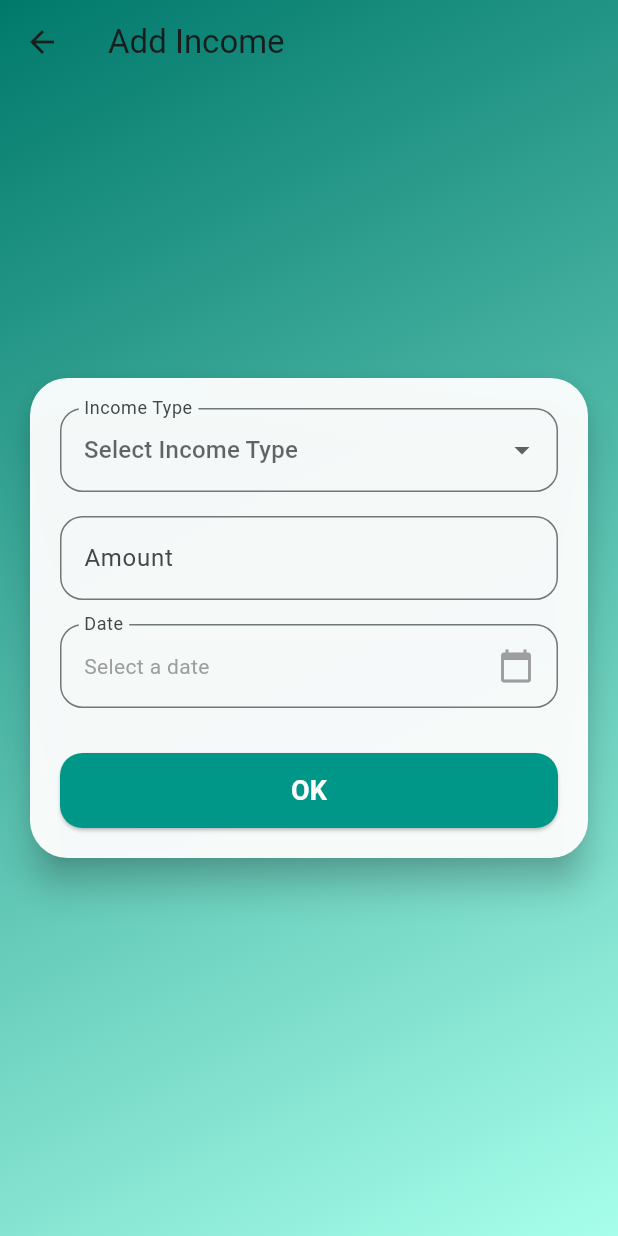
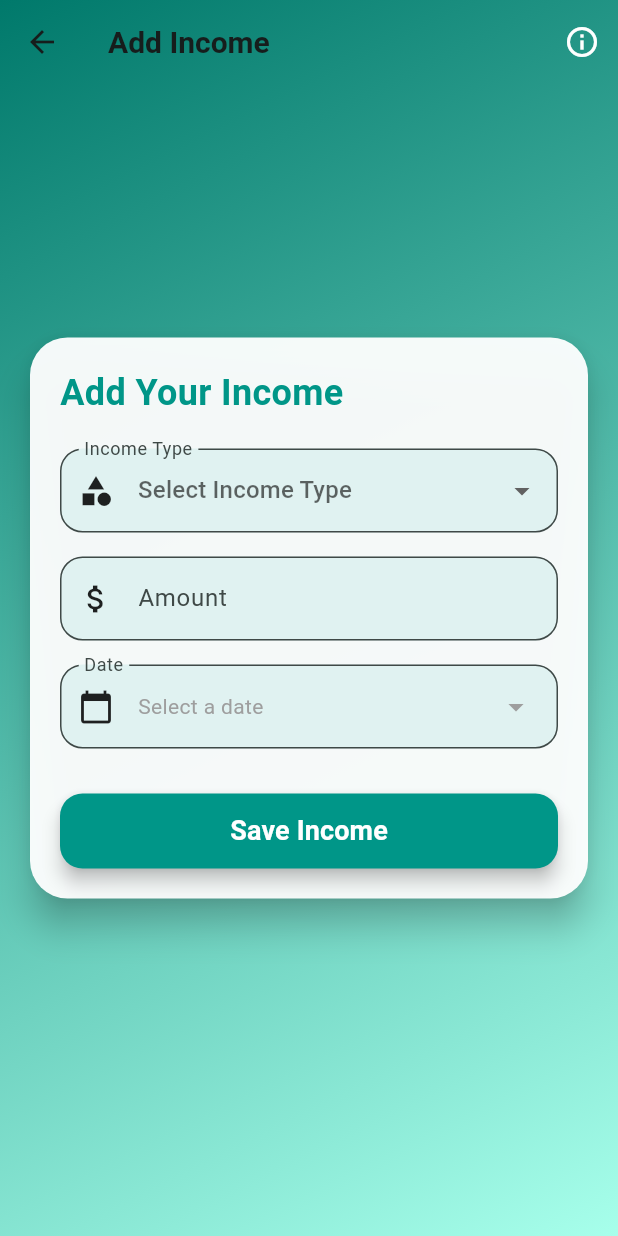
Before and after one commit to DuminduMalinga/first_project, a Flutter app: the IncomeScreen screen opened directly, on a phone screen of 412 x 824 dp. Run offline on Flutter 3.47's test engine with Material 3 defaults, Android fonts, the phone set to English and light mode, and no system bars; our stand-ins replace firebase_core, font_awesome_flutter; accounts and stored records are empty.

Commit message:
Adding Icons to Income interface

```diff
--- a/lib/screens/Income_screen.dart
+++ b/lib/screens/Income_screen.dart
@@ -31,7 +31,7 @@ class _IncomeScreenState extends State<IncomeScreen>
       duration: const Duration(milliseconds: 500),
       vsync: this,
     );
-    _fadeanimation = Tween<double>(begin: 0.0, end: 1.0).animate(_controller);
+    _fadeanimation = CurvedAnimation(parent: _controller, curve: Curves.easeIn);
     _controller.forward();
   }
 
@@ -105,9 +105,22 @@ class _IncomeScreenState extends State<IncomeScreen>
     return Scaffold(
       extendBodyBehindAppBar: true,
       appBar: AppBar(
-        title: Text('Add Income'),
+        title: Text(
+          'Add Income',
+          style: TextStyle(fontWeight: FontWeight.bold, fontSize: 20),
+        ),
         backgroundColor: Colors.transparent,
         elevation: 0,
+        actions: [
+          IconButton(
+            icon: const Icon(Icons.info_outline, color: Colors.white),
+            onPressed: () {
+              ScaffoldMessenger.of(context).showSnackBar(
+                const SnackBar(content: Text('Track Your Income Source Here')),
+              );
+            },
+          ),
+        ],
       ),
       body: Container(
         decoration: BoxDecoration(
@@ -131,14 +144,34 @@ class _IncomeScreenState extends State<IncomeScreen>
                 child: Padding(
                   padding: const EdgeInsets.all(20.0),
                   child: Column(
+                    crossAxisAlignment: CrossAxisAlignment.start,
                     children: [
+                      const Text(
+                        'Add Your Income',
+                        style: TextStyle(
+                          fontSize: 24,
+                          fontWeight: FontWeight.bold,
+                          color: Colors.teal,
+                        ),
+                      ),
+                      SizedBox(height: 20),
                       DropdownButtonFormField<String>(
                         value: selectedIncomeType,
                         hint: Text('Select Income Type'),
                         items: incomeTypes.map((type) {
                           return DropdownMenuItem(
                             value: type,
-                            child: Text(type),
+                            child: Row(
+                              children: [
+                                Icon(
+                                  Icons.monetization_on,
+                                  color: Colors.redAccent,
+                                  size: 20,
+                                ),
+                                SizedBox(width: 10),
+                                Text(type),
+                              ],
+                            ),
                           );
                         }).toList(),
                         onChanged: (value) {
@@ -148,20 +181,32 @@ class _IncomeScreenState extends State<IncomeScreen>
                         },
                         decoration: InputDecoration(
                           labelText: 'Income Type',
+                          prefixIcon: Icon(
+                            Icons.category,
+                            color: Colors.black87,
+                          ),
                           border: OutlineInputBorder(
                             borderRadius: BorderRadius.circular(15),
                           ),
+                          filled: true,
+                          fillColor: Colors.teal[50],
                         ),
                       ),
-                      SizedBox(height: 16),
+                      const SizedBox(height: 16),
                       TextField(
                         controller: amountController,
                         keyboardType: TextInputType.number,
                         decoration: InputDecoration(
                           labelText: 'Amount',
+                          prefixIcon: Icon(
+                            Icons.attach_money,
+                            color: Colors.black87,
+                          ),
                           border: OutlineInputBorder(
                             borderRadius: BorderRadius.circular(15),
                           ),
+                          filled: true,
+                          fillColor: Colors.teal[50],
                         ),
                       ),
                       SizedBox(height: 16),
@@ -170,9 +215,15 @@ class _IncomeScreenState extends State<IncomeScreen>
                         child: InputDecorator(
                           decoration: InputDecoration(
                             labelText: 'Date',
+                            prefixIcon: Icon(
+                              Icons.calendar_today,
+                              color: Colors.black87,
+                            ),
                             border: OutlineInputBorder(
                               borderRadius: BorderRadius.circular(15),
                             ),
+                            filled: true,
+                            fillColor: Colors.teal[50],
                           ),
                           child: Row(
                             mainAxisAlignment: MainAxisAlignment.spaceBetween,
@@ -189,12 +240,12 @@ class _IncomeScreenState extends State<IncomeScreen>
                                       : Colors.grey,
                                 ),
                               ),
-                              Icon(Icons.calendar_today, color: Colors.grey),
+                              Icon(Icons.arrow_drop_down, color: Colors.grey),
                             ],
                           ),
                         ),
                       ),
-                      SizedBox(height: 30),
+                      const SizedBox(height: 30),
                       ElevatedButton(
                         onPressed: saveIncome,
                         style: ElevatedButton.styleFrom(
@@ -203,9 +254,10 @@ class _IncomeScreenState extends State<IncomeScreen>
                             borderRadius: BorderRadius.circular(15),
                           ),
                           minimumSize: Size(double.infinity, 50),
+                          elevation: 5,
                         ),
-                        child: Text(
-                          'OK',
+                        child: const Text(
+                          'Save Income',
                           style: TextStyle(
                             fontSize: 18,
                             fontWeight: FontWeight.bold,
```
